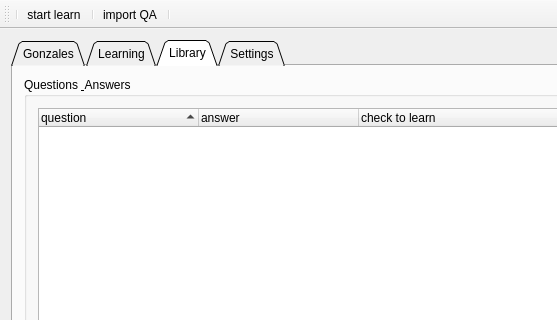
The window that GonzalesApp/ui/mainwindow.ui (szymonpi/Gonzales) describes before a commit, drawn with Qt 5; both pictures show x 0 to 557 and y 0 to 320 of the 680 by 520 pixel window.
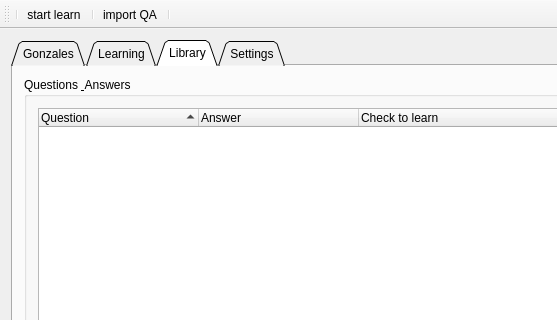
The same window after the commit. The open tabs and pages were chosen to show the change. Icons and pictures are not drawn.

Commit message: qsettings changed to local app folder

```diff
--- a/GonzalesApp/ui/mainwindow.ui
+++ b/GonzalesApp/ui/mainwindow.ui
@@ -330,17 +330,17 @@
              </attribute>
              <column>
               <property name="text">
-               <string>question</string>
+               <string>Question</string>
               </property>
              </column>
              <column>
               <property name="text">
-               <string>answer</string>
+               <string>Answer</string>
               </property>
              </column>
              <column>
               <property name="text">
-               <string>check to learn</string>
+               <string>Check to learn</string>
               </property>
              </column>
             </widget>
```
Left out of the diff: 2 changed lines with no effect on the pictures. The commit also changes 2 other files.
